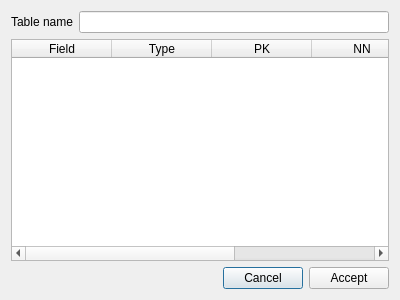
First picture: the form in newtabledialog.ui, repository anachuri/dbmsClient, before the edit.
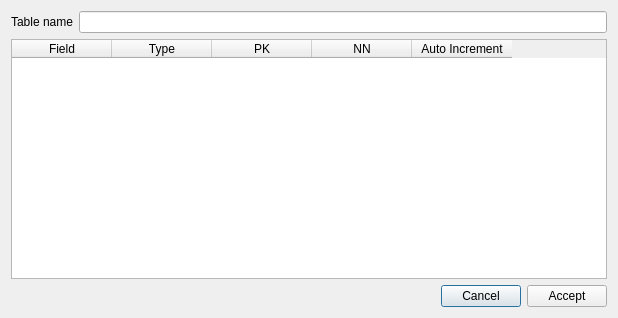
Second picture: the form after the edit.

```diff
--- a/newtabledialog.ui
+++ b/newtabledialog.ui
@@ -6,8 +6,8 @@
    <rect>
     <x>0</x>
     <y>0</y>
-    <width>400</width>
-    <height>300</height>
+    <width>618</width>
+    <height>318</height>
    </rect>
   </property>
   <property name="windowTitle">
```
Left out of the diff: 3 changed lines with no effect on the pictures.
